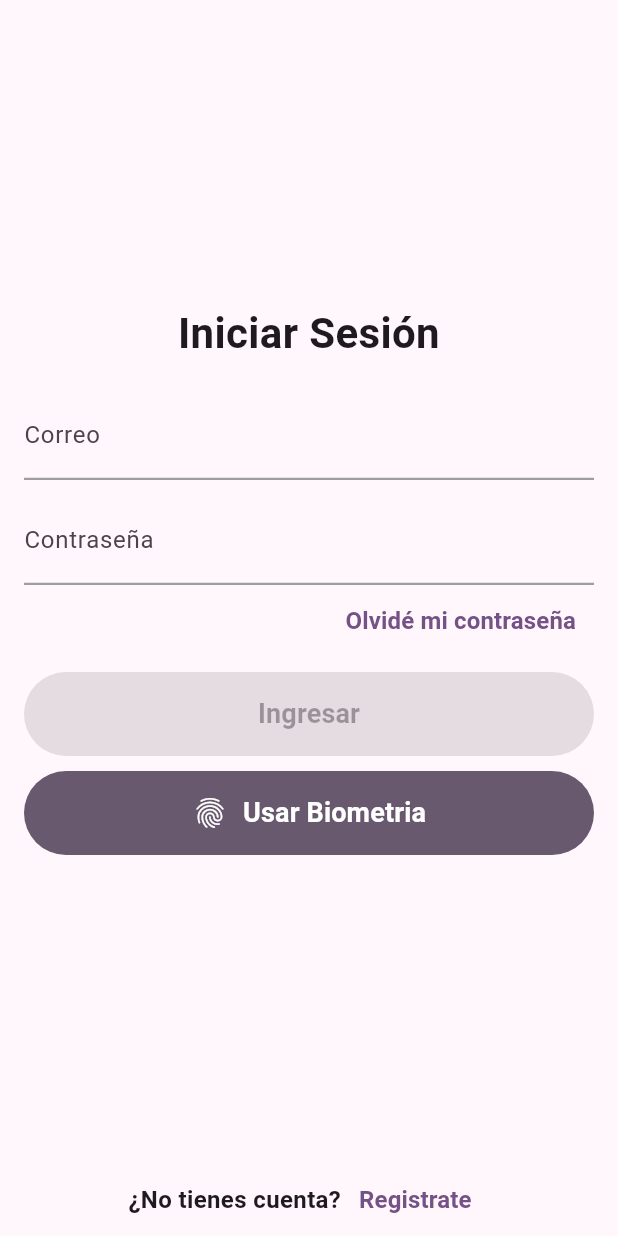
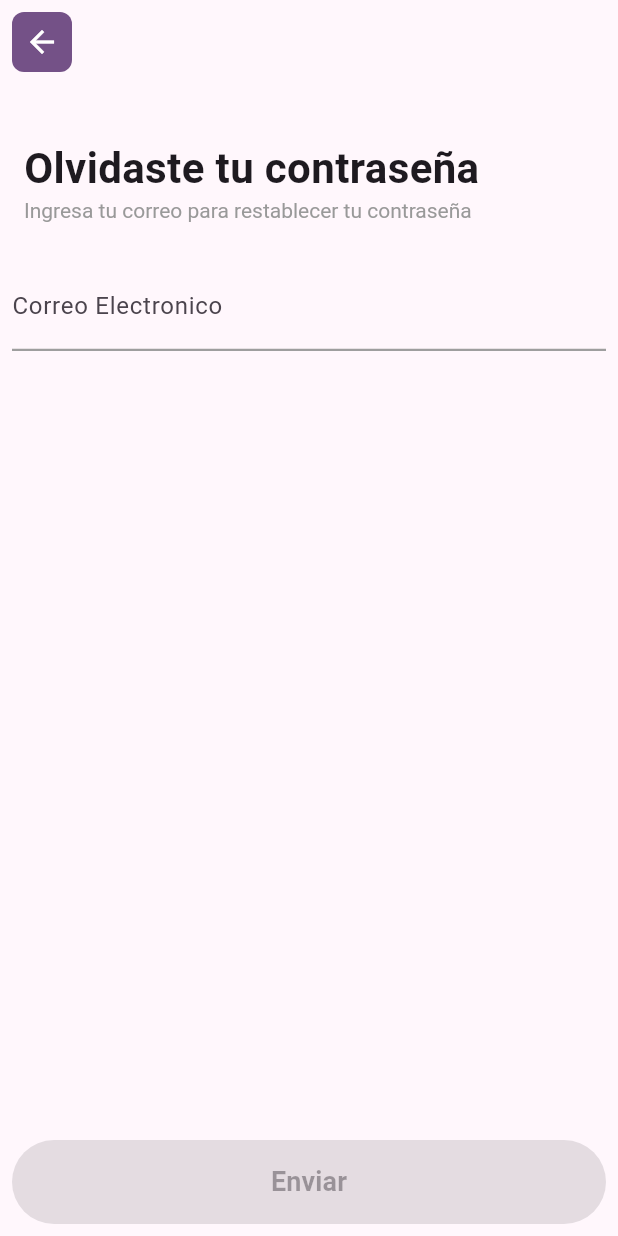
Before and after one commit to Wpcarmona/template-flutter, a Flutter app: the screen it shows after launch, after a tap on "Olvidé mi contraseña", on a phone screen of 412 x 824 dp. Run offline on Flutter 3.47's test engine with Material 3 defaults, Android fonts, the phone set to English and light mode, and no system bars; our stand-ins replace animate_do, dio, dropdown_button2, equatable, flutter_bloc, flutter_dotenv and 2 more; Roboto replaces fonts that are missing (Nunito).

Commit message:
se agrega el dising de la pantalla reset-password

```diff
--- a/lib/config/router/app_router.dart
+++ b/lib/config/router/app_router.dart
@@ -1,3 +1,4 @@
+import 'package:app_template/presentation/screens/auth/reset_password_screen.dart';
 import 'package:app_template/presentation/screens/screens.dart';
 import 'package:go_router/go_router.dart';
 
@@ -11,5 +12,9 @@ final appRouter = GoRouter(initialLocation: '/', routes: [
   GoRoute(
       path: '/auth/register',
       builder: (context, state) => const RegisterScreen(),
+      routes: []),
+  GoRoute(
+      path: '/auth/reset-password',
+      builder: (context, state) => const ResetPasswordScreen(),
       routes: [])
 ]);
--- /dev/null
+++ b/lib/presentation/cubit/resetPassword/reset_password_cubit.dart
@@ -0,0 +1,29 @@
+import 'package:app_template/infraestructure/inputs/inputs.dart';
+import 'package:flutter_bloc/flutter_bloc.dart';
+import 'package:equatable/equatable.dart';
+import 'package:formz/formz.dart';
+
+part 'reset_password_state.dart';
+
+class ResetPasswordCubit extends Cubit<ResetPasswordFormState> {
+  ResetPasswordCubit() : super(ResetPasswordFormState());
+
+
+  void onSubmit(){
+    emit(
+      state.copyWith(
+        formStatus: FormStatus.validating,
+        email: Email.dirty(state.email.value),
+        isValid: Formz.validate([state.email])));
+  }
+
+  void emailChanged(String value) {
+    final email = Email.dirty(value);
+    emit(
+      state.copyWith(
+        email: email,
+        isValid: Formz.validate([email]),
+      )
+    );
+  }
+}
--- /dev/null
+++ b/lib/presentation/cubit/resetPassword/reset_password_state.dart
@@ -0,0 +1,30 @@
+part of 'reset_password_cubit.dart';
+
+enum FormStatus {invalid, valid, validating, posting}
+class ResetPasswordFormState extends Equatable {
+
+  final FormStatus formStatus;
+  final Email email;
+  final bool isValid;
+
+  const ResetPasswordFormState({
+    this.formStatus = FormStatus.invalid,
+    this.isValid = false,
+    this.email = const Email.pure(),
+  });
+
+  ResetPasswordFormState copyWith({
+    FormStatus? formStatus,
+    bool? isValid,
+    Email? email,
+  }) {
+    return ResetPasswordFormState(
+      formStatus: formStatus ?? this.formStatus,
+      isValid: isValid ?? this.isValid,
+      email: email ?? this.email,
+    );
+  }
+
+  @override
+  List<Object> get props => [formStatus, isValid, email];
+}
--- a/lib/presentation/screens/auth/login_screen.dart
+++ b/lib/presentation/screens/auth/login_screen.dart
@@ -70,6 +70,7 @@ class _FormContent extends StatelessWidget {
         CustomTextFormField(
           label: 'Contraseña',
           obscureText: true,
+          showToggleEye: true,
           onChanged: loginCubit.passwordChanged,
           errorMessage: passwoord.errorMessage,
           keyboardType: TextInputType.text,
@@ -77,7 +78,9 @@ class _FormContent extends StatelessWidget {
         Align(
           alignment: Alignment.centerRight,
           child: TextButton(
-            onPressed: () {},
+            onPressed: () {
+              context.go('/auth/reset-password');
+            },
             child: const Text(
               'Olvidé mi contraseña',
               style: TextStyle(
--- a/lib/presentation/screens/auth/register_screen.dart
+++ b/lib/presentation/screens/auth/register_screen.dart
@@ -277,6 +277,7 @@ class _SecondForm extends StatelessWidget {
             label: 'Contraseña',
             keyboardType: TextInputType.name,
             obscureText: true,
+            showToggleEye: true,
             onChanged: registerCubit.passwordChanged,
             errorMessage: password.errorMessage,
           ),
@@ -287,6 +288,7 @@ class _SecondForm extends StatelessWidget {
             label: 'Repite la contraseña',
             keyboardType: TextInputType.name,
             obscureText: true,
+            showToggleEye: true,
             onChanged: registerCubit.confirmPasswordChanged,
             errorMessage: confirmPassword.errorMessage,
           ),
--- a/lib/presentation/screens/auth/reset_password_screen.dart
+++ b/lib/presentation/screens/auth/reset_password_screen.dart
@@ -1,10 +1,96 @@
+import 'package:app_template/presentation/cubit/resetPassword/reset_password_cubit.dart';
+import 'package:app_template/presentation/widgets/widgets.dart';
 import 'package:flutter/material.dart';
+import 'package:flutter_bloc/flutter_bloc.dart';
+import 'package:go_router/go_router.dart';
 
 class ResetPasswordScreen extends StatelessWidget {
   const ResetPasswordScreen({super.key});
 
   @override
   Widget build(BuildContext context) {
-    return const Placeholder();
+    final colors = Theme.of(context).colorScheme;
+    return BlocProvider(
+      create: (context) => ResetPasswordCubit(),
+      child: Scaffold(
+        appBar: AppBar(
+          leading: Padding(
+            padding: const EdgeInsets.all(8.0),
+            child: ClipRRect(
+              borderRadius: BorderRadius.circular(8),
+              child: Container(
+                width: 40,
+                height: 40,
+                color: colors.primary,
+                child: IconButton(
+                  icon: const Icon(Icons.arrow_back, color: Colors.white),
+                  onPressed: () {
+                    context.go('/auth/login');
+                  },
+                ),
+              ),
+            ),
+          ),
+        ),
+        body: _BodyResetPassword(),
+        bottomNavigationBar: _BottomButton() ,
+      ),
+    );
   }
 }
+
+class _BottomButton extends StatelessWidget {
+  const _BottomButton();
+
+  @override
+  Widget build(BuildContext context) {
+    final resetPasswordCubit = context.watch<ResetPasswordCubit>();
+    return SafeArea(
+      child: Padding(
+        padding: const EdgeInsets.all(8.0),
+        child: CusstomButtonField(
+          text: 'Enviar',
+          onPressed: (resetPasswordCubit.state.isValid)
+          ? (){}
+          : null
+          ),
+      ),
+    );
+  }
+}
+
+class _BodyResetPassword extends StatelessWidget {
+  const _BodyResetPassword();
+
+  @override
+  Widget build(BuildContext context) {
+    final resetPasswordCubit = context.watch<ResetPasswordCubit>();
+    final email = resetPasswordCubit.state.email;
+    return Center(
+      child: Column(
+        mainAxisSize: MainAxisSize.max,
+        crossAxisAlignment: CrossAxisAlignment.stretch,
+        children: [
+          const SizedBox(height: 40),
+          const CustomTitle(
+          text: 'Olvidaste tu contraseña',
+          textAlign: TextAlign.left),
+          const CustomSubtitle(
+            text: 'Ingresa tu correo para restablecer tu contraseña',
+            textAlign: TextAlign.left,
+            ),
+          SizedBox(height: 16),
+          Padding(
+            padding: const EdgeInsets.all(8.0),
+            child: CustomTextFormField(
+              keyboardType: TextInputType.emailAddress,
+              label: 'Correo Electronico',
+              onChanged: resetPasswordCubit.emailChanged,
+              errorMessage: email.errorMessage,
+            ),
+          ),
+        ]
+        )
+    );
+  }
+}
--- a/lib/presentation/widgets/inputs/custom_text_form_field.dart
+++ b/lib/presentation/widgets/inputs/custom_text_form_field.dart
@@ -1,6 +1,6 @@
 import 'package:flutter/material.dart';
 
-class CustomTextFormField extends StatelessWidget {
+class CustomTextFormField extends StatefulWidget {
   final String? label;
   final String? hint;
   final String? errorMessage;
@@ -8,47 +8,72 @@ class CustomTextFormField extends StatelessWidget {
   final bool obscureText;
   final String? Function(String?)? validator;
   final TextInputType keyboardType;
+  final bool showToggleEye; // Opcional: Mostrar o no el icono de ojo
 
-  const CustomTextFormField(
-      {super.key,
+  const CustomTextFormField({
+    super.key,
     this.label,
     this.hint,
     this.errorMessage,
     this.onChanged,
     this.validator,
     this.obscureText = false,
-      required this.keyboardType});
+    required this.keyboardType,
+    this.showToggleEye = false, // Por defecto no muestra el botón de ojo
+  });
+
+  @override
+  _CustomTextFormFieldState createState() => _CustomTextFormFieldState();
+}
+
+class _CustomTextFormFieldState extends State<CustomTextFormField> {
+  late bool _isObscured;
+
+  @override
+  void initState() {
+    super.initState();
+    _isObscured = widget.obscureText; // Iniciar con el valor recibido
+  }
 
   @override
   Widget build(BuildContext context) {
     final colors = Theme.of(context).colorScheme;
-    final border = OutlineInputBorder(borderRadius: BorderRadius.circular(10));
 
     return TextFormField(
-      onChanged: onChanged,
-      validator: validator,
-      obscureText: obscureText,
-      keyboardType: keyboardType,
+      onChanged: widget.onChanged,
+      validator: widget.validator,
+      obscureText: _isObscured,
+      keyboardType: widget.keyboardType,
       decoration: InputDecoration(
-        labelText: label,
-        hintText: hint,
-        errorText: errorMessage, // Estilo del label
+        labelText: widget.label,
+        hintText: widget.hint,
+        errorText: widget.errorMessage,
         enabledBorder: UnderlineInputBorder(
-          borderSide: BorderSide(color: Colors.grey, width: 1.5), // Solo línea inferior
+          borderSide: BorderSide(color: Colors.grey, width: 1.5),
         ),
         focusedBorder: UnderlineInputBorder(
-          borderSide: BorderSide(color: colors.primary, width: 2), // Borde activo
+          borderSide: BorderSide(color: colors.primary, width: 2),
         ),
         errorBorder: UnderlineInputBorder(
-          borderSide: BorderSide(color: colors.error, width: 1.5), // Borde en caso de error
+          borderSide: BorderSide(color: colors.error, width: 1.5),
         ),
         focusedErrorBorder: UnderlineInputBorder(
-          borderSide: BorderSide(color: colors.error, width: 2), // Borde al enfocar en error
+          borderSide: BorderSide(color: colors.error, width: 2),
         ),
-        contentPadding: EdgeInsets.symmetric(
-          horizontal: 0, // Se alinea mejor con el borde
-          vertical: 10,
+        contentPadding: EdgeInsets.symmetric(vertical: 10),
+        suffixIcon: widget.showToggleEye
+            ? IconButton(
+                icon: Icon(
+                  _isObscured ? Icons.visibility_off : Icons.visibility,
+                  color: Colors.grey,
                 ),
+                onPressed: () {
+                  setState(() {
+                    _isObscured = !_isObscured;
+                  });
+                },
+              )
+            : null,
       ),
     );
   }
```
Lines whose indentation alone changed are shown as unchanged.
